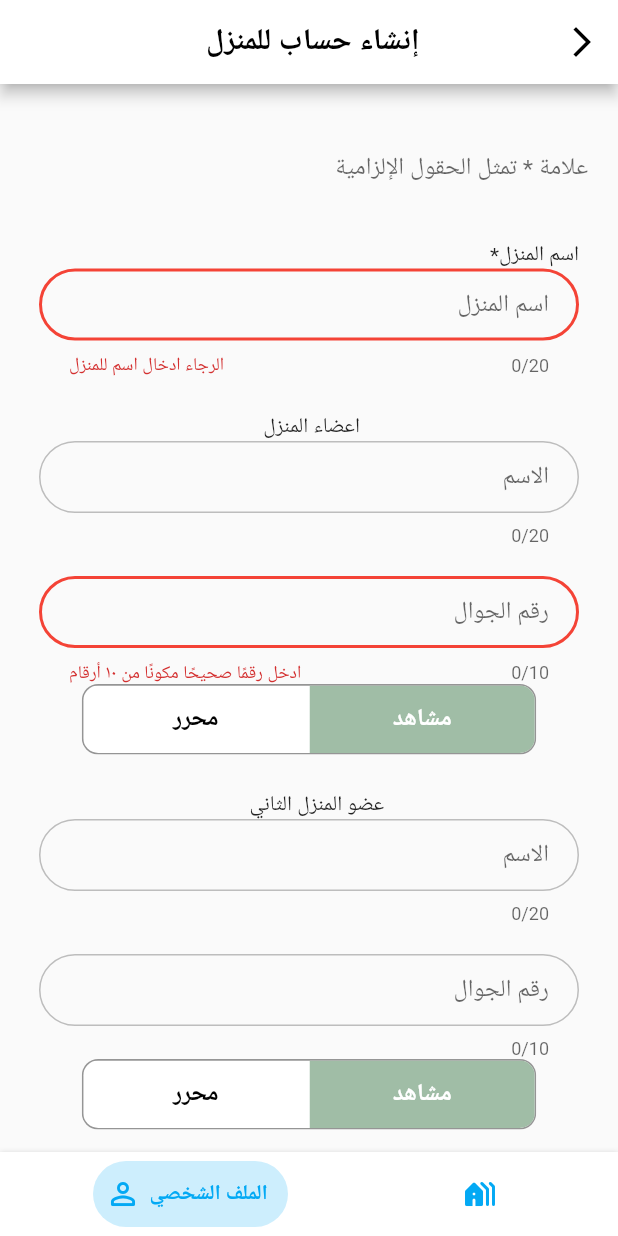
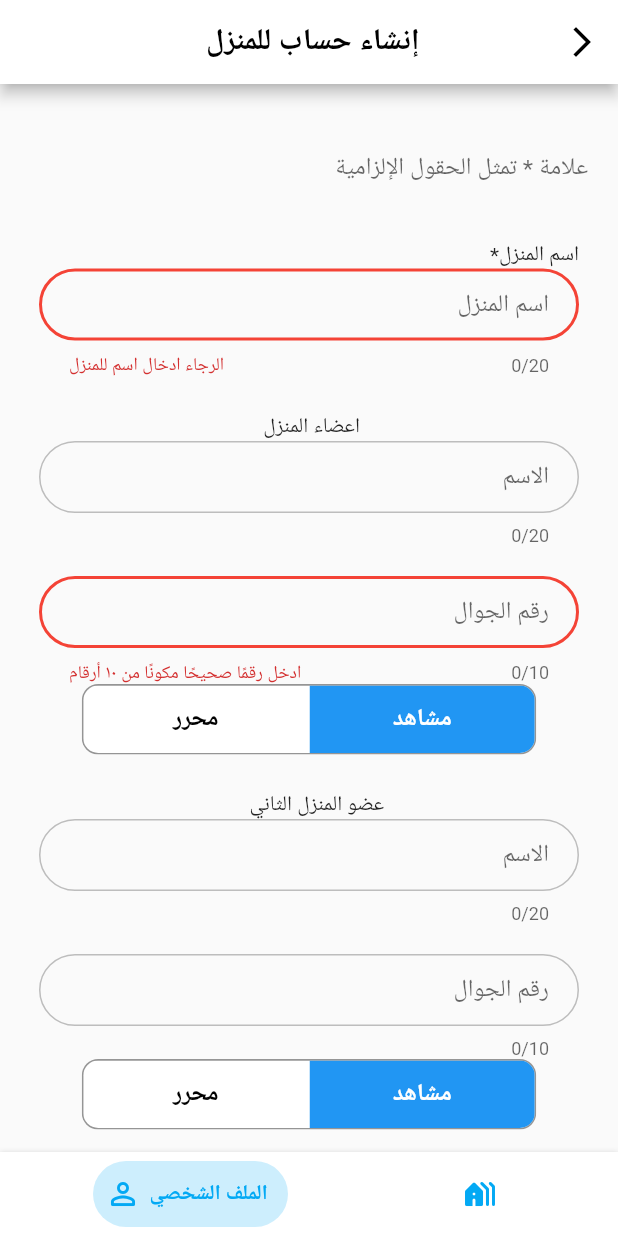
Before and after one commit to reemswe/rashd, a Flutter app: the screen it shows after launch, after a tap on "إنشاء", after a tap on "إضافة عضو آخر", on a phone screen of 412 x 824 dp. Run offline on Flutter 3.47's test engine with Material 2 defaults, Android fonts, the phone set to English and light mode, and no system bars; drawn by our look-alikes of bottom_navy_bar, toggle_switch; our stand-ins replace cloud_firestore, firebase_core, syncfusion_flutter_charts; accounts and stored records are empty.

Commit message:
Update create_house_account.dart

```diff
--- a/lib/create_house_account.dart
+++ b/lib/create_house_account.dart
@@ -12,7 +12,6 @@ class CreateHouseAccount extends StatefulWidget {
 
 class _CreateHouseAccountState extends State<CreateHouseAccount> {
   TextEditingController houseName = TextEditingController();
-  String memberRole1 = "role";
   List<Widget> addMembers = [];
   TextEditingController membersPhoneNumber1 = TextEditingController();
   TextEditingController membersPhoneNumber2 = TextEditingController();
@@ -65,14 +64,17 @@ class _CreateHouseAccountState extends State<CreateHouseAccount> {
     num++;
 
     String place = indexes[num];
-    privilege_edit2 = 'viewer';
-    privilege2 = 'viewer';
+    setState(() {
+      privilege_edit2 = 'viewer';
+      privilege2 = 'viewer';
+      privilege_index2 = 1;
+    });
+
     return Container(
         padding: const EdgeInsets.fromLTRB(6, 12, 6, 12),
         child: Column(children: <Widget>[
           Text('  عضو المنزل $place ', textAlign: TextAlign.right),
           TextFormField(
-            // maxLength: 20,
             maxLength: 20,
             controller: membersNames[num],
             textAlign: TextAlign.right,
@@ -118,44 +120,6 @@ class _CreateHouseAccountState extends State<CreateHouseAccount> {
             ),
             keyboardType: TextInputType.number,
           ),
-          // Row(
-          //   children: [
-          //     const Expanded(
-          //       child: Text(
-          //         '  محرر',
-          //         textAlign: TextAlign.right,
-          //       ),
-          //     ),
-          //     Radio(
-          //       value: "editor",
-          //       groupValue: roles[num],
-          //       onChanged: (T) {
-          //         setState(() {
-          //           //memberRole1 = T!;
-          //           roles[num] = T;
-          //           print(roles[num]);
-          //         });
-          //       },
-          //     ),
-          //     const Expanded(
-          //         child: Text(
-          //       ' مشاهد',
-          //       textAlign: TextAlign.right,
-          //     )),
-          //     Radio(
-          //       value: "viewer",
-          //       groupValue: roles[num],
-          //       onChanged: (T) {
-          //         //print(T);
-          //         setState(() {
-          //           // memberRole1 = T!;
-          //           roles[num] = T;
-          //           print(roles[num]);
-          //         });
-          //       },
-          //     ),
-          //   ],
-          // ),
           Padding(
             padding: const EdgeInsets.fromLTRB(0, 0, 0, 0),
             child: ToggleSwitch(
@@ -176,7 +140,7 @@ class _CreateHouseAccountState extends State<CreateHouseAccount> {
                   fontSize: 16,
                 )
               ],
-              initialLabelIndex: privilege_index,
+              initialLabelIndex: privilege_index2,
               cornerRadius: 10.0,
               activeFgColor: const Color.fromARGB(255, 255, 255, 255),
               inactiveBgColor: Colors.white,
@@ -184,8 +148,8 @@ class _CreateHouseAccountState extends State<CreateHouseAccount> {
               totalSwitches: 2,
               labels: const ['محرر', 'مشاهد'],
               activeBgColors: const [
-                [Color.fromARGB(255, 160, 189, 166)],
-                [Color.fromARGB(255, 160, 189, 166)]
+                [Colors.blue],
+                [Colors.blue],
               ],
               onToggle: (index) {
                 if (index == 0) {
@@ -225,7 +189,7 @@ class _CreateHouseAccountState extends State<CreateHouseAccount> {
   void init() {
     setState(() {
       createList();
-      //clearText();
+      clearText();
       //toggle switch
       privilege_index = 1;
       privilege_edit = 'viewer';
@@ -371,7 +335,6 @@ class _CreateHouseAccountState extends State<CreateHouseAccount> {
                           const SizedBox(
                             height: 20,
                           ),
-
                           TextFormField(
                             // maxLength: 20,
 
@@ -408,45 +371,6 @@ class _CreateHouseAccountState extends State<CreateHouseAccount> {
                               return null;
                             },
                           ),
-                          // Row(
-                          //   //mainAxisAlignment: MainAxisAlignment.end,
-                          //   children: [
-                          //     const Expanded(
-                          //       child: Text(
-                          //         '  محرر',
-                          //         textAlign: TextAlign.right,
-                          //       ),
-                          //     ),
-                          //     Radio(
-                          //       value: "editor",
-                          //       groupValue: role1,
-                          //       onChanged: (T) {
-                          //         setState(() {
-                          //           // memberRole1 = T!;
-                          //           role1 = T!;
-                          //           print(role1);
-                          //         });
-                          //       },
-                          //     ),
-                          //     const Expanded(
-                          //         child: Text(
-                          //       ' مشاهد',
-                          //       textAlign: TextAlign.right,
-                          //     )),
-                          //     Radio(
-                          //       value: "viewer",
-                          //       groupValue: role1,
-                          //       onChanged: (T) {
-                          //         //print(T);
-                          //         setState(() {
-                          //           // memberRole1 = T!;
-                          //           role1 = T!;
-                          //           print(role1);
-                          //         });
-                          //       },
-                          //     ),
-                          //   ],
-                          // ),
                           Padding(
                             padding: const EdgeInsets.fromLTRB(0, 0, 0, 0),
                             child: ToggleSwitch(
@@ -476,8 +400,8 @@ class _CreateHouseAccountState extends State<CreateHouseAccount> {
                               totalSwitches: 2,
                               labels: const ['محرر', 'مشاهد'],
                               activeBgColors: const [
-                                [Color.fromARGB(255, 160, 189, 166)],
-                                [Color.fromARGB(255, 160, 189, 166)]
+                                [Colors.blue],
+                                [Colors.blue],
                               ],
                               onToggle: (index) {
                                 if (index == 0) {
@@ -546,14 +470,6 @@ class _CreateHouseAccountState extends State<CreateHouseAccount> {
                         child: ElevatedButton(
                           onPressed: () {
                             if (!_formKey.currentState!.validate()) {
-                              // ScaffoldMessenger.of(context).showSnackBar(
-                              //   const SnackBar(
-                              //       content: Text(
-                              //         '  الرجاء إدخال اسم للمنزل',
-                              //         textAlign: TextAlign.center,
-                              //       ),
-                              //       backgroundColor: Colors.redAccent),
-                              // );
                             } else {
                               print(houseName.text);
                               setData();
@@ -592,7 +508,7 @@ class _CreateHouseAccountState extends State<CreateHouseAccount> {
     CollectionReference houses =
         FirebaseFirestore.instance.collection('houseAccount');
 
-    String houseId = '';
+    String houseId = '', dashId = '';
     DocumentReference docReference = await houses.add({
       'OwnerID': '',
       'dashboardID': '',
@@ -600,10 +516,21 @@ class _CreateHouseAccountState extends State<CreateHouseAccount> {
       'houseName': houseName.text,
       'houseOwner': '',
     });
+    CollectionReference dashboard =
+        FirebaseFirestore.instance.collection('dashboard');
 
     houseId = docReference.id;
     houses.doc(houseId).update({'houseID': houseId});
 
+    DocumentReference docReference1 = await dashboard.add({
+      'dashboardID': '',
+      'houseID': houseId,
+      'userGoal': '',
+      'code': '',
+    });
+    dashId = docReference1.id;
+    dashboard.doc(dashId).update({'dashboardID': dashId});
+    houses.doc(houseId).update({'dashboardID': dashId});
     print('num $num');
 
     for (int i = 0; i <= num; i++) {
```
